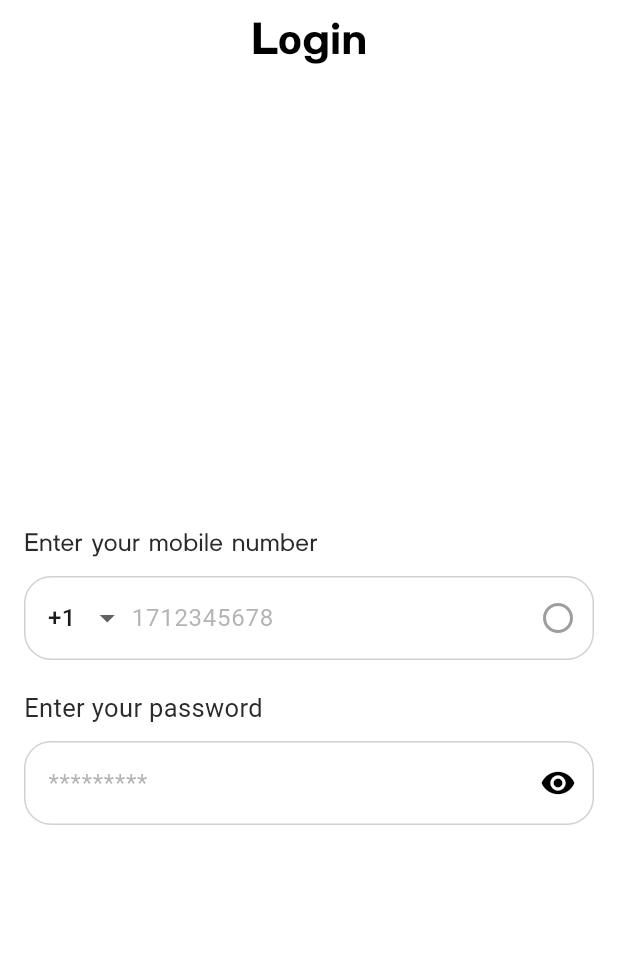
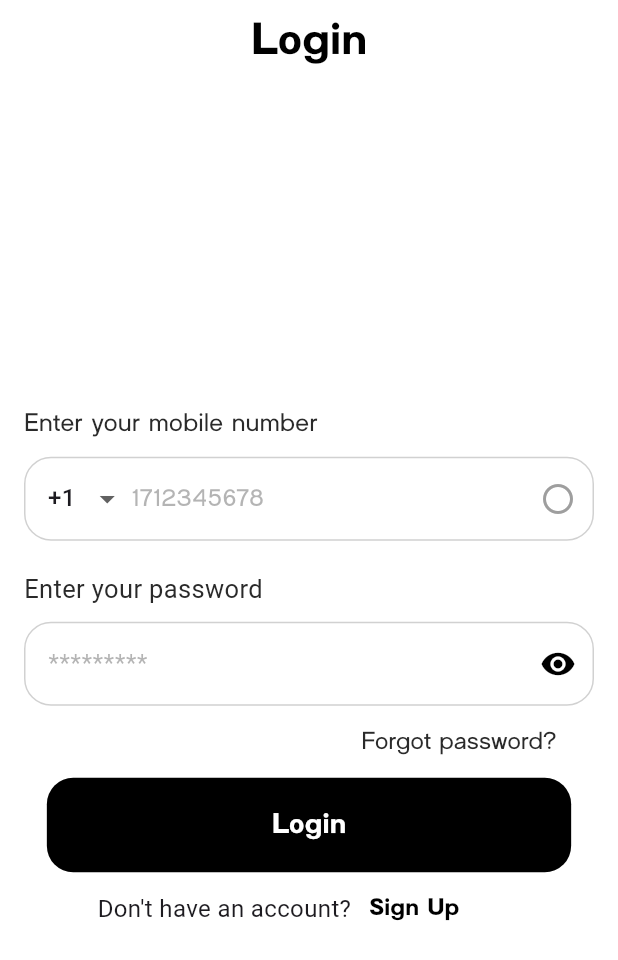
Before and after one commit to jeiel2013/ProjetosFlutter, a Flutter app: the screen it shows after launch, on a phone screen of 412 x 824 dp. Shown: the top 960 px of the screen. Run offline on Flutter 3.47's test engine with Material 3 defaults, Android fonts, the phone set to English and light mode, and no system bars.

Commit message:
added button Login & Sign Up

```diff
--- a/login_page/lib/main.dart
+++ b/login_page/lib/main.dart
@@ -110,8 +110,8 @@ class _HomeState extends State<Home> {
                       ),
                       hintText: '1712345678',
                       hintStyle: TextStyle(
-                        color: const Color(0xFF696969).withOpacity(0.5),
-                      ),
+                          color: const Color(0xFF696969).withOpacity(0.5),
+                          fontFamily: "Hamon"),
                       prefixIcon: Padding(
                         padding: const EdgeInsets.only(
                             left: 16.0), // Adiciona espaçamento à esquerda
@@ -189,7 +189,7 @@ class _HomeState extends State<Home> {
                           _obscureText
                               ? Icons.visibility
                               : Icons.visibility_off,
-                              color: Colors.black,
+                          color: Colors.black,
                         ),
                         onPressed: () {
                           setState(() {
@@ -204,6 +204,61 @@ class _HomeState extends State<Home> {
                 ],
               ),
             ),
+            Container(
+              padding: const EdgeInsets.only(left: 200),
+              child: TextButton(
+                onPressed: () {},
+                child: const Text(
+                  "Forgot password?",
+                  style: TextStyle(
+                      fontSize: 16.43,
+                      fontFamily: "Hamon",
+                      color: Color(0xFF2A2A2A)),
+                ),
+              ),
+            ),
+            Container(
+              padding: const EdgeInsets.symmetric(horizontal: 16),
+              child: TextButton(
+                style: TextButton.styleFrom(
+                    backgroundColor: Colors.black,
+                    padding: const EdgeInsets.symmetric(
+                        vertical: 18, horizontal: 150.0),
+                    shape: RoundedRectangleBorder(
+                        borderRadius: BorderRadius.circular(17.6)) // Padding
+                    ),
+                onPressed: () {},
+                child: const Text(
+                  "Login",
+                  style: TextStyle(
+                    color: Colors.white,
+                    fontFamily: "Hamon Bold",
+                    fontSize: 19,
+                  ),
+                ),
+              ),
+            ),
+            Padding(
+              padding: const EdgeInsets.only(left: 65),
+              child: Row(
+                children: [
+                  const Text(
+                    "Don't have an account?",
+                    style: TextStyle(fontSize: 16),
+                  ),
+                  TextButton(
+                    onPressed: () {},
+                    child: Text(
+                      "Sign Up",
+                      style: TextStyle(
+                          fontFamily: "Hamon Bold",
+                          fontSize: 16,
+                          color: Colors.black),
+                    ),
+                  )
+                ],
+              ),
+            )
           ],
         ),
       ),
```
